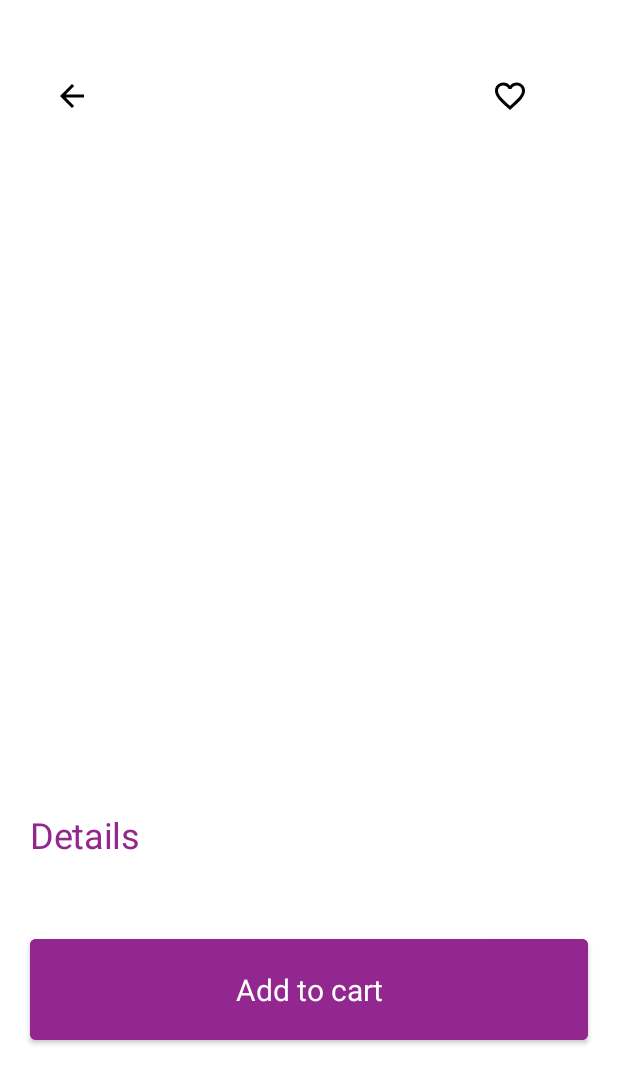
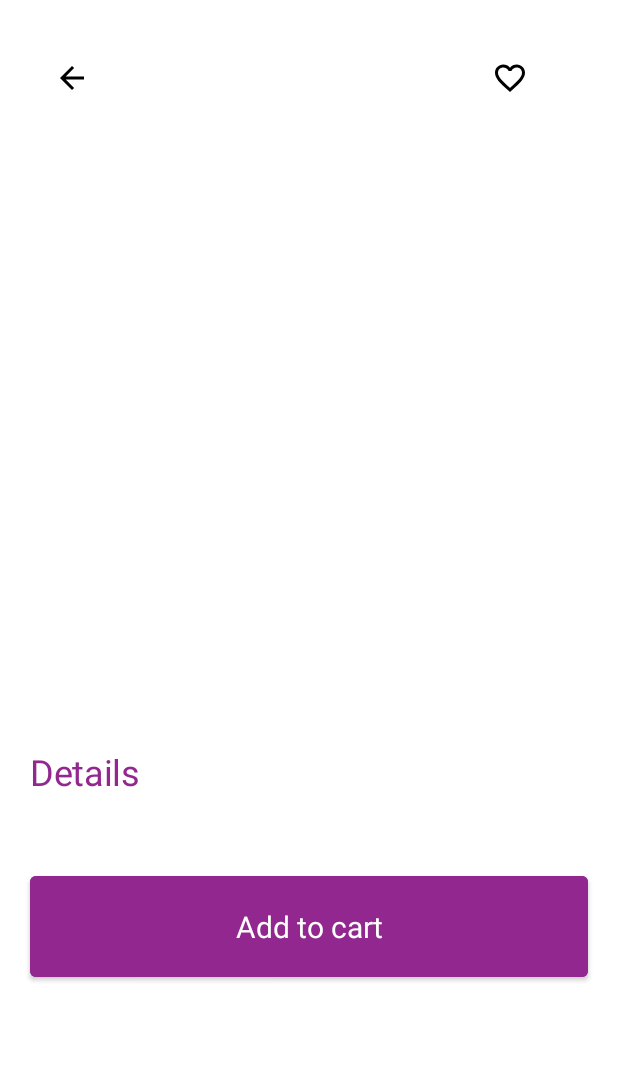
Before and after one commit to EduardoCarvalhoo/e-commerce_app, an Android app: the DetailsActivity screen opened directly, with no data from a screen before it, on a phone screen of 412 x 824 dp. Shown: the top 1084 px of the screen. Run offline under Robolectric (Android 15) with nearby library versions, the phone set to English and light mode, and no system bars; pictures from the network do not load; 6 statements that could not run were skipped.

Commit message:
feat: adding ScrollView to details screen in xml

```diff
--- a/app/src/main/res/layout/activity_details.xml
+++ b/app/src/main/res/layout/activity_details.xml
@@ -5,6 +5,19 @@
     android:layout_width="match_parent"
     android:layout_height="match_parent"
     tools:context=".presentation.details.DetailsActivity">
+
+    <androidx.core.widget.NestedScrollView
+        android:id="@+id/scrollView"
+        android:layout_width="match_parent"
+        android:layout_height="match_parent"
+        app:layout_constraintBottom_toBottomOf="parent"
+        app:layout_constraintLeft_toLeftOf="parent"
+        app:layout_constraintRight_toRightOf="parent"
+        app:layout_constraintTop_toTopOf="parent">
+
+        <androidx.constraintlayout.widget.ConstraintLayout
+            android:layout_width="match_parent"
+            android:layout_height="match_parent">
 
             <ImageButton
                 android:id="@+id/details_back_image_button"
@@ -14,7 +27,7 @@
                 android:layout_alignParentTop="true"
                 android:layout_alignParentBottom="true"
                 android:layout_marginStart="24dp"
-        android:layout_marginTop="40dp"
+                android:layout_marginTop="28dp"
                 android:background="?attr/selectableItemBackgroundBorderless"
                 android:contentDescription="@string/details_back_image_button_content_description"
                 android:padding="12dp"
@@ -26,7 +39,7 @@
                 android:id="@+id/details_favorite_image_button"
                 android:layout_width="wrap_content"
                 android:layout_height="wrap_content"
-        android:layout_marginTop="40dp"
+                android:layout_marginTop="28dp"
                 android:layout_marginEnd="48dp"
                 android:background="?attr/selectableItemBackgroundBorderless"
                 android:contentDescription="@string/details_favorite_button_image_button_content_description"
@@ -53,7 +66,7 @@
                 android:layout_width="0dp"
                 android:layout_height="wrap_content"
                 android:layout_marginHorizontal="20dp"
-        android:layout_marginTop="66dp"
+                android:layout_marginTop="52dp"
                 android:ellipsize="end"
                 android:gravity="top"
                 android:maxLines="1"
@@ -97,7 +110,7 @@
                 android:layout_width="0dp"
                 android:layout_height="wrap_content"
                 android:layout_marginHorizontal="20dp"
-        android:layout_marginTop="40dp"
+                android:layout_marginTop="24dp"
                 android:ellipsize="end"
                 android:gravity="top"
                 android:maxLines="1"
@@ -145,11 +158,15 @@
                 android:layout_height="wrap_content"
                 android:layout_marginHorizontal="20dp"
                 android:layout_marginTop="20dp"
+                android:layout_marginBottom="58dp"
                 android:backgroundTint="#92278F"
                 android:padding="20dp"
                 android:text="@string/details_add_to_cart_button"
                 android:textAppearance="@style/add_to_cart"
+                app:layout_constraintBottom_toBottomOf="parent"
                 app:layout_constraintEnd_toEndOf="parent"
                 app:layout_constraintStart_toStartOf="parent"
                 app:layout_constraintTop_toBottomOf="@+id/details_product_description_text_view" />
         </androidx.constraintlayout.widget.ConstraintLayout>
+    </androidx.core.widget.NestedScrollView>
+</androidx.constraintlayout.widget.ConstraintLayout>
--- a/app/src/main/res/values/strings.xml
+++ b/app/src/main/res/values/strings.xml
@@ -31,6 +31,6 @@
     <string name="details_add_to_cart_button">Add to cart</string>
     <string name="details_favorite_not_implemented_message">favorite button not implemented yet</string>
     <string name="details_add_button_not_implemented_message">add button not implemented yet</string>
-    <string name="details_name_text"> Details</string>
+    <string name="details_name_text">Details</string>
 
 </resources>
```
Lines whose indentation alone changed are shown as unchanged.
